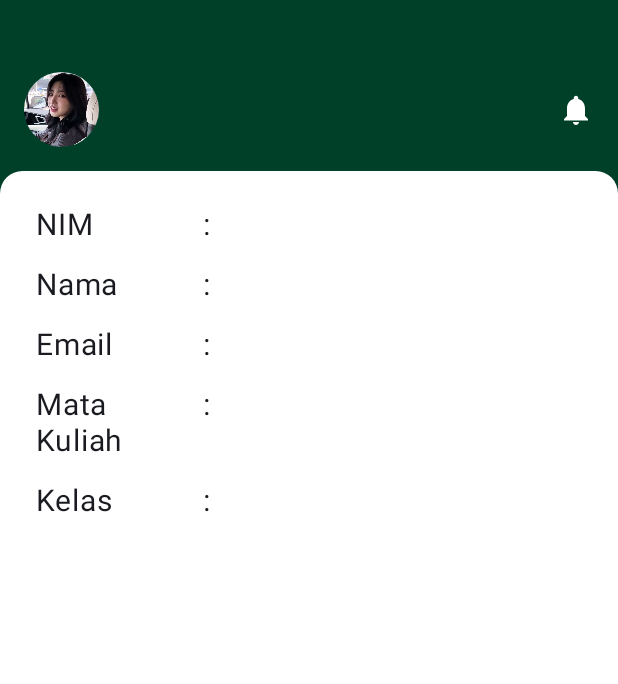
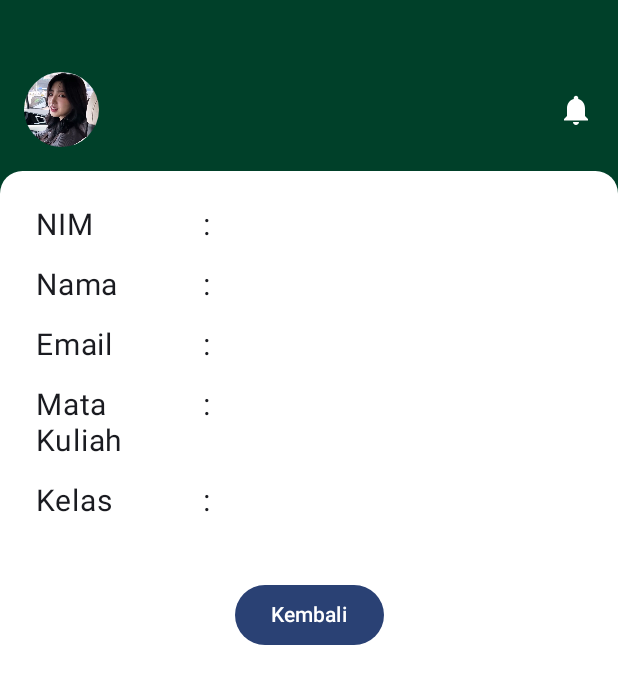
Before and after one commit to hi-lufz1/Quest6_181, an Android app built with Jetpack Compose: the composable DetailView shown on its own in the app's theme, on a phone screen of 412 x 824 dp. Shown: the top 684 px of the screen. Run offline under Robolectric (Android 15) with nearby library versions, the phone set to English and light mode, and no system bars.

Commit message:
menambah tombol kembali pada detail data

```diff
--- a/app/src/main/java/com/example/navigasidata/ui/screen/DetailView.kt
+++ b/app/src/main/java/com/example/navigasidata/ui/screen/DetailView.kt
@@ -14,6 +14,7 @@ import androidx.compose.foundation.shape.CircleShape
 import androidx.compose.foundation.shape.RoundedCornerShape
 import androidx.compose.material.icons.Icons
 import androidx.compose.material.icons.filled.Notifications
+import androidx.compose.material3.Button
 import androidx.compose.material3.Icon
 import androidx.compose.material3.Text
 import androidx.compose.runtime.Composable
@@ -112,8 +113,11 @@ fun DetailView(
                         data = detailData.second
                     )
                 }
+                Spacer(modifier = Modifier.padding(16.dp))
+                Button(onClick = { onBackClick() }) {
+                    Text("Kembali")
+                }
             }
-
         }
     }
 }
```
